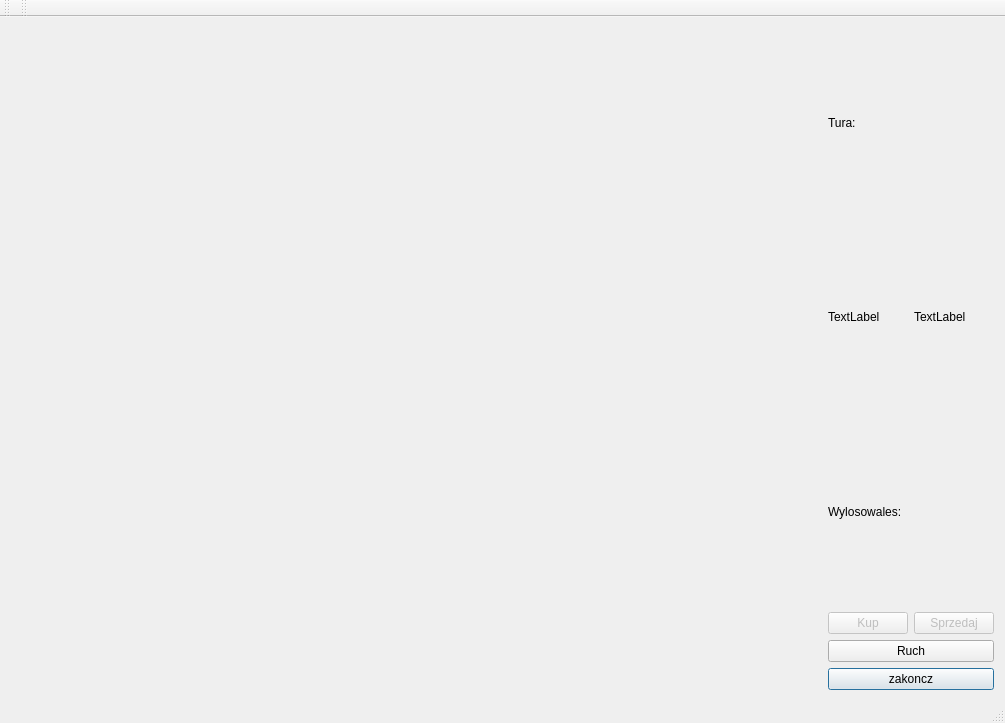
Siamil/monopoly2, file mainwindow.ui: the form before one commit.
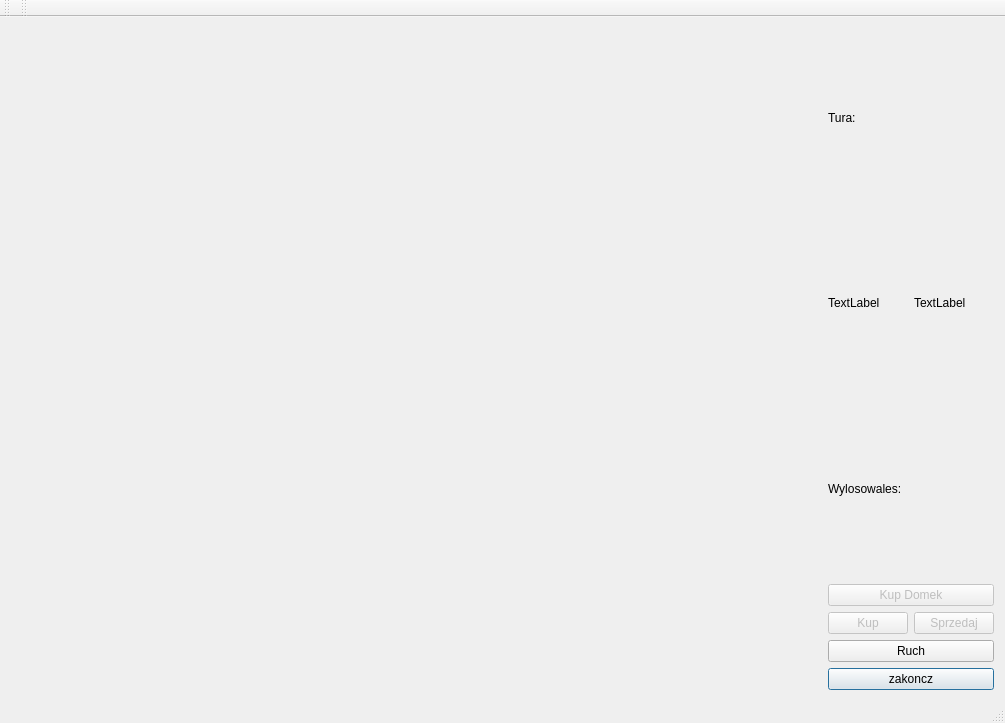
The form after the commit.

What changed in the file:
```diff
--- a/mainwindow.ui
+++ b/mainwindow.ui
@@ -48,6 +48,12 @@
      <layout class="QVBoxLayout" name="verticalLayout_2">
       <item>
        <widget class="QLabel" name="lTura">
+        <property name="sizePolicy">
+         <sizepolicy hsizetype="Fixed" vsizetype="Preferred">
+          <horstretch>50</horstretch>
+          <verstretch>0</verstretch>
+         </sizepolicy>
+        </property>
         <property name="text">
          <string>Tura:</string>
         </property>
@@ -78,6 +84,22 @@
         </property>
        </widget>
       </item>
+      <item>
+       <widget class="QPushButton" name="bBuyHouse">
+        <property name="enabled">
+         <bool>false</bool>
+        </property>
+        <property name="sizePolicy">
+         <sizepolicy hsizetype="Minimum" vsizetype="Fixed">
+          <horstretch>0</horstretch>
+          <verstretch>0</verstretch>
+         </sizepolicy>
+        </property>
+        <property name="text">
+         <string>Kup Domek</string>
+        </property>
+       </widget>
+      </item>
       <item>
        <layout class="QVBoxLayout" name="verticalLayout">
         <item>
```
Left out of the diff: 7 changed lines with no effect on the pictures.
